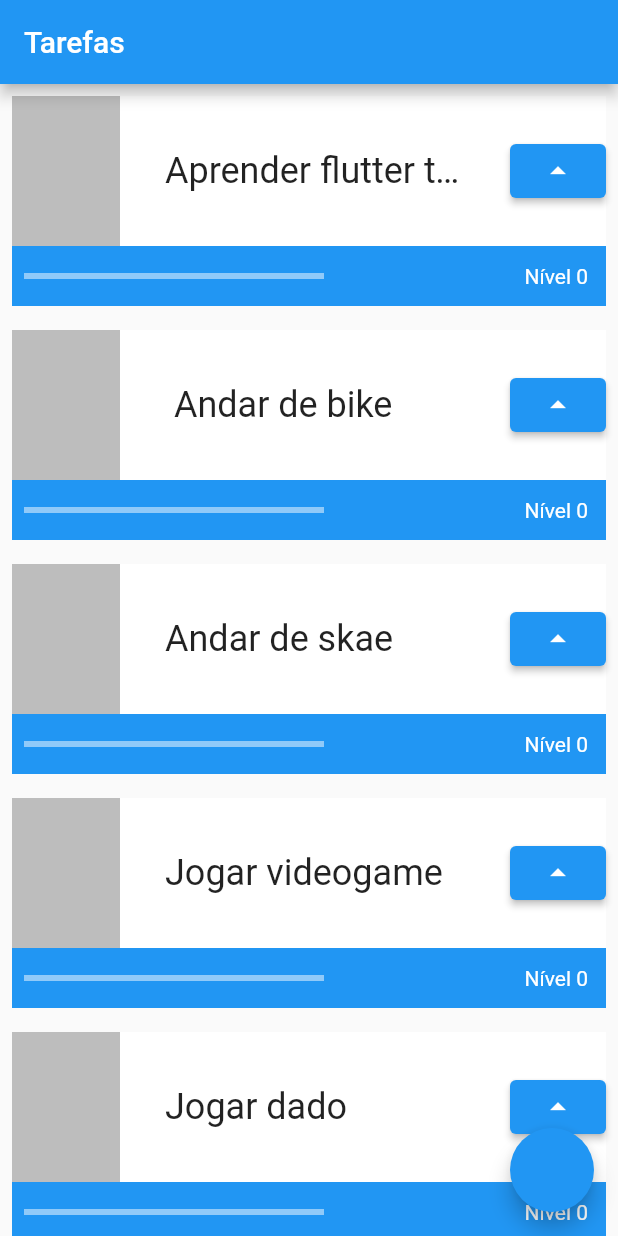
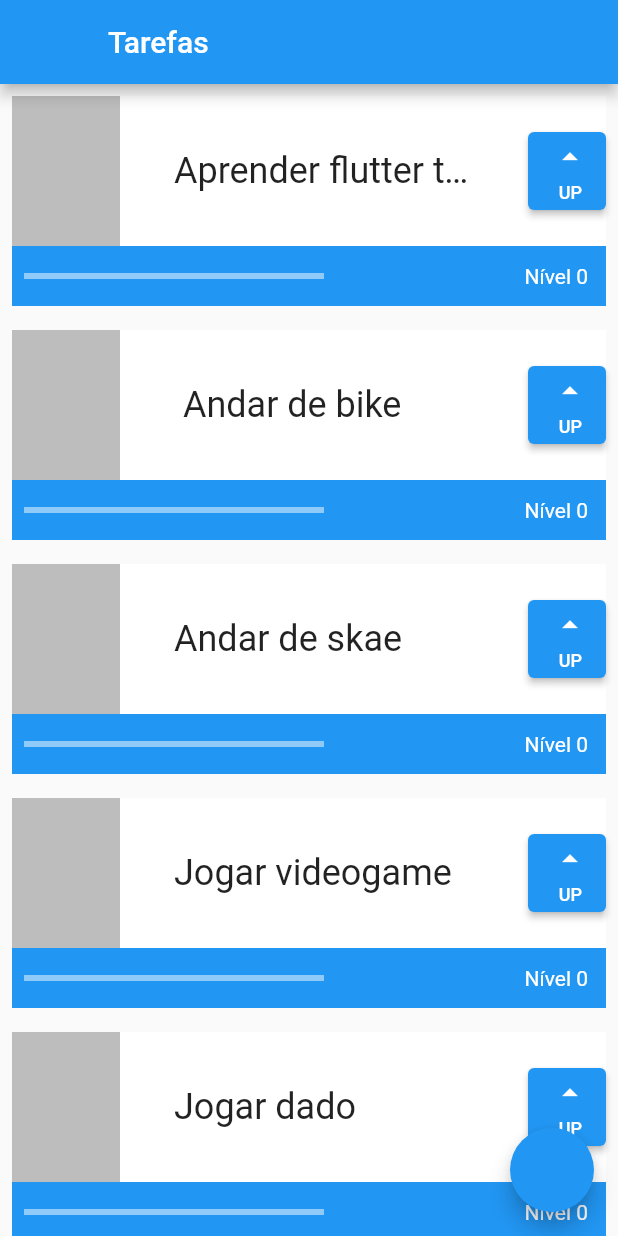
Before and after one commit to RodrigoVDivino/estudosprogramacao, a Flutter app: the screen it shows after launch, on a phone screen of 412 x 824 dp. Run offline on Flutter 3.47's test engine with Material 2 defaults, Android fonts, the phone set to English and light mode, and no system bars.

Commit message:
atualizacao de widgets insecao de layout botoes

```diff
--- a/lib/home_screen.dart
+++ b/lib/home_screen.dart
@@ -9,13 +9,14 @@ class MyApp extends StatelessWidget {
     return MaterialApp(
       home: Scaffold(
         appBar: AppBar(
-          title: const Text(
+          leading: Container(),
+          title: Text(
             'Tarefas',
           ),
         ),
         body: ListView(
-          children: [
-            const Task('Aprender flutter todos os dias da semana !@@@@!'),
+          children: const [
+            Task('Aprender flutter todos os dias da semana !@@@@!'),
             Task(' Andar de bike'),
             Task('Andar de skae'),
             Task('Jogar videogame'),
--- a/lib/widgets/task_widgets.dart
+++ b/lib/widgets/task_widgets.dart
@@ -46,14 +46,32 @@ class _TaskState extends State<Task> {
                           ),
                         ),
                       ),
-                      ElevatedButton(
+                      Container(
+                        // colocou o elevatedbutton no container para delimitar o tamaho heigth e width
+                        height: 52,
+                        width: 52,
+                        child: ElevatedButton(
                           onPressed: () {
                             setState(() {
                               nivel++;
                             });
                           },
-                        child: const Icon(
+                          child: const Column(
+                            // usou coluna pq é o icone em cima e o texto embaixo
+                            mainAxisAlignment: MainAxisAlignment.spaceEvenly,
+                            crossAxisAlignment: CrossAxisAlignment.end,
+                            children: [
+                              Icon(
                                 Icons.arrow_drop_up,
+                              ),
+                              Text(
+                                'UP',
+                                style: TextStyle(
+                                  fontSize: 12,
+                                ),
+                              )
+                            ],
+                          ),
                         ),
                       )
                     ],
```
Lines whose indentation alone changed are shown as unchanged.
